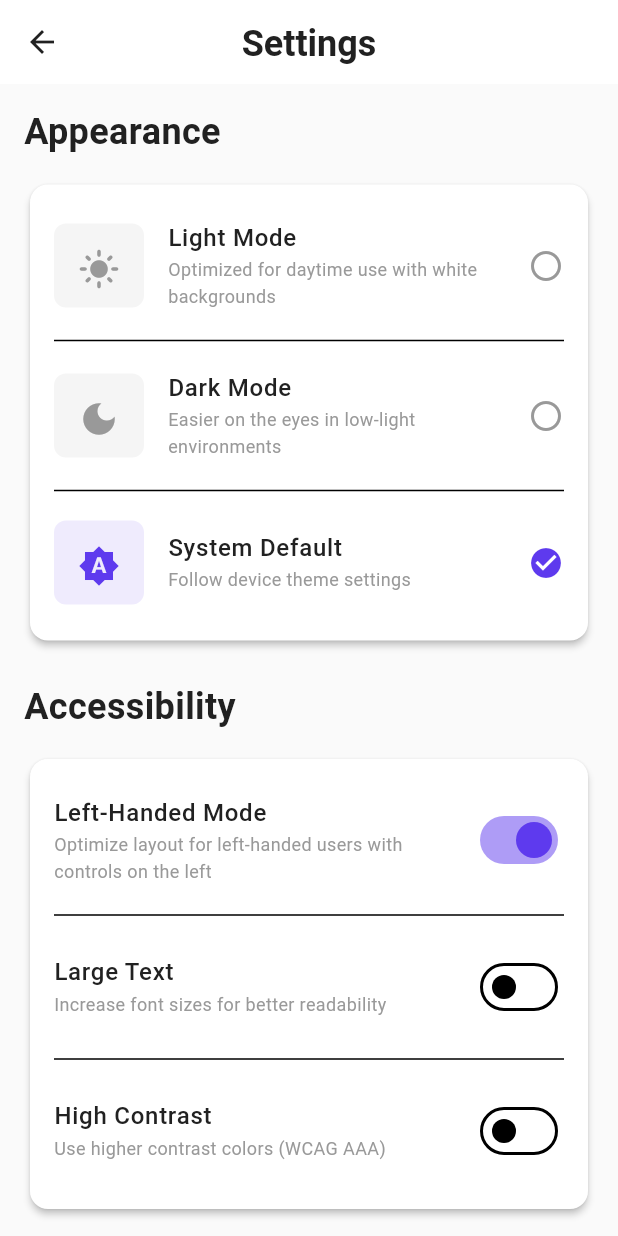
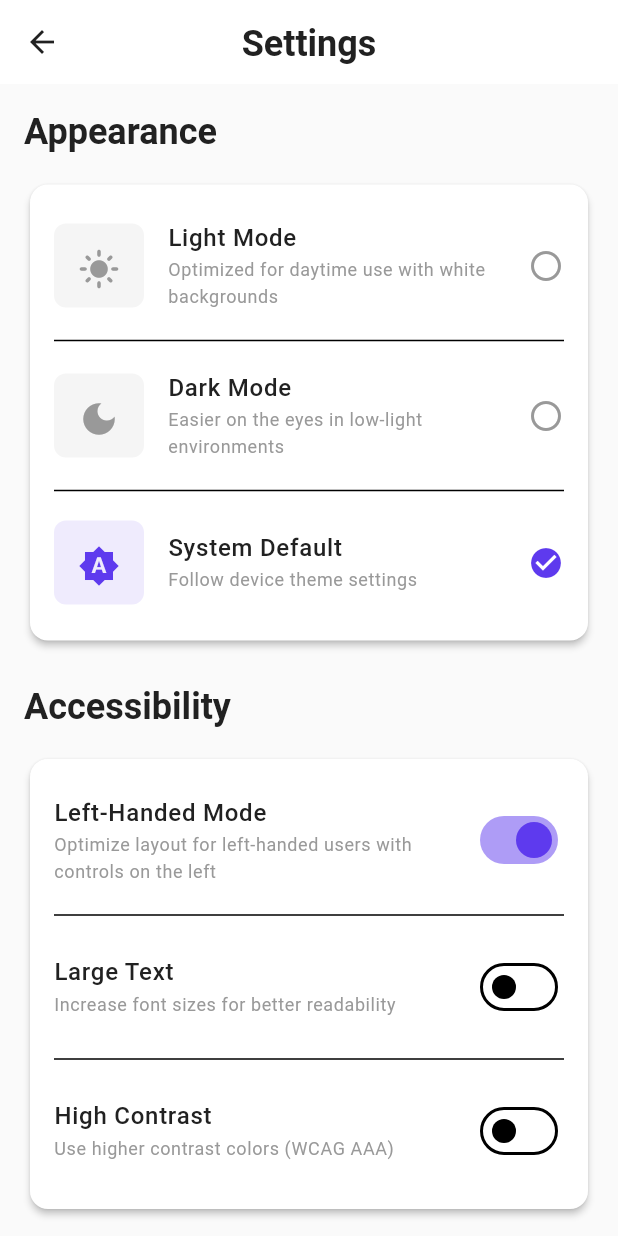
Before and after one commit to umgc/2026_spring, a Flutter app: the screen it shows after launch, after a tap on "Sign In", after a tap on the "settings" icon, on a phone screen of 412 x 824 dp. Run offline on Flutter 3.47's test engine with Material 3 defaults, Android fonts, the phone set to English and light mode, and no system bars; our stand-ins replace gap.

Commit message:
Refactor screens and tests for simpler structure

```diff
--- a/edulence/lib/screens/auth_entry_screen.dart
+++ b/edulence/lib/screens/auth_entry_screen.dart
@@ -9,6 +9,35 @@ class AuthEntryScreen extends StatelessWidget {
     Navigator.pushReplacement(
       context,
       MaterialPageRoute(builder: (_) => const MainNavigationScreen()),
+    );
+  }
+
+  Widget _buildAuthActionButton({
+    required double focusOrder,
+    required String semanticsLabel,
+    required String buttonText,
+    required Key buttonKey,
+    required VoidCallback onPressed,
+    required bool outlined,
+  }) {
+    final buttonChild = SizedBox(
+      width: double.infinity,
+      child: outlined
+          ? OutlinedButton(
+              key: buttonKey,
+              onPressed: onPressed,
+              child: Text(buttonText),
+            )
+          : ElevatedButton(
+              key: buttonKey,
+              onPressed: onPressed,
+              child: Text(buttonText),
+            ),
+    );
+
+    return FocusTraversalOrder(
+      order: NumericFocusOrder(focusOrder),
+      child: Semantics(button: true, label: semanticsLabel, child: buttonChild),
     );
   }
 
@@ -114,36 +143,22 @@ class AuthEntryScreen extends StatelessWidget {
                               ),
                             ),
                             const SizedBox(height: 20),
-                            FocusTraversalOrder(
-                              order: const NumericFocusOrder(1),
-                              child: Semantics(
-                                button: true,
-                                label: 'Sign in to EduLense',
-                                child: SizedBox(
-                                  width: double.infinity,
-                                  child: ElevatedButton(
-                                    key: const Key('auth_sign_in_button'),
-                                    onPressed: () => _enterApp(context),
-                                    child: const Text('Sign In'),
-                                  ),
-                                ),
-                              ),
+                            _buildAuthActionButton(
+                              focusOrder: 1,
+                              semanticsLabel: 'Sign in to EduLense',
+                              buttonText: 'Sign In',
+                              buttonKey: const Key('auth_sign_in_button'),
+                              onPressed: () => _enterApp(context),
+                              outlined: false,
                             ),
                             const SizedBox(height: 12),
-                            FocusTraversalOrder(
-                              order: const NumericFocusOrder(2),
-                              child: Semantics(
-                                button: true,
-                                label: 'Create a new EduLense account',
-                                child: SizedBox(
-                                  width: double.infinity,
-                                  child: OutlinedButton(
-                                    key: const Key('auth_sign_up_button'),
-                                    onPressed: () => _enterApp(context),
-                                    child: const Text('Sign Up'),
-                                  ),
-                                ),
-                              ),
+                            _buildAuthActionButton(
+                              focusOrder: 2,
+                              semanticsLabel: 'Create a new EduLense account',
+                              buttonText: 'Sign Up',
+                              buttonKey: const Key('auth_sign_up_button'),
+                              onPressed: () => _enterApp(context),
+                              outlined: true,
                             ),
                             const SizedBox(height: 16),
                             Center(
--- a/edulence/lib/screens/home_screen.dart
+++ b/edulence/lib/screens/home_screen.dart
@@ -5,15 +5,8 @@ import '../theme/text_styles.dart';
 import '../constants/app_constants.dart';
 import 'settings_screen.dart';
 
-class HomeScreen extends StatefulWidget {
+class HomeScreen extends StatelessWidget {
   const HomeScreen({super.key});
-
-  @override
-  State<HomeScreen> createState() => _HomeScreenState();
-}
-
-class _HomeScreenState extends State<HomeScreen> {
-  int _selectedIndex = 0;
 
   @override
   Widget build(BuildContext context) {
@@ -159,19 +152,6 @@ class _HomeScreenState extends State<HomeScreen> {
             ),
           ),
         ),
-        bottomNavigationBar: BottomNavigationBar(
-          currentIndex: _selectedIndex,
-          onTap: (index) {
-            setState(() {
-              _selectedIndex = index;
-            });
-          },
-          items: const [
-            BottomNavigationBarItem(icon: Icon(Icons.home), label: 'Home'),
-            BottomNavigationBarItem(icon: Icon(Icons.search), label: 'Explore'),
-            BottomNavigationBarItem(icon: Icon(Icons.person), label: 'Profile'),
-          ],
-        ),
       ),
     );
   }
--- a/edulence/lib/screens/main_navigation_screen.dart
+++ b/edulence/lib/screens/main_navigation_screen.dart
@@ -12,10 +12,16 @@ class MainNavigationScreen extends StatefulWidget {
 class _MainNavigationScreenState extends State<MainNavigationScreen> {
   int _selectedIndex = 0;
 
-  final List<Widget> _screens = const [
+  static const List<Widget> _screens = [
     HomeScreen(),
     ExploreScreen(),
     ProfileScreen(),
+  ];
+
+  static const List<BottomNavigationBarItem> _items = [
+    BottomNavigationBarItem(icon: Icon(Icons.home), label: 'Home'),
+    BottomNavigationBarItem(icon: Icon(Icons.search), label: 'Explore'),
+    BottomNavigationBarItem(icon: Icon(Icons.person), label: 'Profile'),
   ];
 
   @override
@@ -26,16 +32,8 @@ class _MainNavigationScreenState extends State<MainNavigationScreen> {
         body: _screens[_selectedIndex],
         bottomNavigationBar: BottomNavigationBar(
           currentIndex: _selectedIndex,
-          onTap: (index) {
-            setState(() {
-              _selectedIndex = index;
-            });
-          },
-          items: const [
-            BottomNavigationBarItem(icon: Icon(Icons.home), label: 'Home'),
-            BottomNavigationBarItem(icon: Icon(Icons.search), label: 'Explore'),
-            BottomNavigationBarItem(icon: Icon(Icons.person), label: 'Profile'),
-          ],
+          onTap: (index) => setState(() => _selectedIndex = index),
+          items: _items,
         ),
       ),
     );
--- a/edulence/lib/screens/settings_screen.dart
+++ b/edulence/lib/screens/settings_screen.dart
@@ -1,8 +1,10 @@
 import 'package:flutter/material.dart';
 import 'package:gap/gap.dart';
+import 'package:provider/provider.dart';
+
+import '../constants/app_constants.dart';
+import '../main.dart';
 import '../theme/colors.dart';
-import '../theme/text_styles.dart';
-import '../constants/app_constants.dart';
 
 class SettingsScreen extends StatefulWidget {
   const SettingsScreen({super.key});
@@ -12,21 +14,15 @@ class SettingsScreen extends StatefulWidget {
 }
 
 class _SettingsScreenState extends State<SettingsScreen> {
-  late ThemeMode _themeMode;
   bool _leftHandedMode = true;
   bool _largeText = false;
   bool _highContrast = false;
 
   @override
-  void initState() {
-    super.initState();
-    // Initialize with system theme
-    _themeMode = ThemeMode.system;
-  }
-
-  @override
   Widget build(BuildContext context) {
     final isDarkMode = Theme.of(context).brightness == Brightness.dark;
+    final textTheme = Theme.of(context).textTheme;
+    final themeProvider = context.watch<ThemeProvider>();
 
     return FocusTraversalGroup(
       policy: OrderedTraversalPolicy(),
@@ -48,13 +44,7 @@ class _SettingsScreenState extends State<SettingsScreen> {
             child: Column(
               crossAxisAlignment: CrossAxisAlignment.start,
               children: [
-                // Theme Settings Section
-                Text(
-                  'Appearance',
-                  style: isDarkMode
-                      ? EduLenseDarkTextStyles.h3
-                      : EduLenseTextStyles.h3,
-                ),
+                Text('Appearance', style: textTheme.headlineSmall),
                 const Gap(AppConstants.spacingMD),
                 Card(
                   child: Padding(
@@ -68,6 +58,7 @@ class _SettingsScreenState extends State<SettingsScreen> {
                               'Optimized for daytime use with white backgrounds',
                           icon: Icons.light_mode,
                           optionValue: ThemeMode.light,
+                          selectedTheme: themeProvider.themeMode,
                         ),
                         const Divider(height: 24),
                         _buildThemeOption(
@@ -77,6 +68,7 @@ class _SettingsScreenState extends State<SettingsScreen> {
                               'Easier on the eyes in low-light environments',
                           icon: Icons.dark_mode,
                           optionValue: ThemeMode.dark,
+                          selectedTheme: themeProvider.themeMode,
                         ),
                         const Divider(height: 24),
                         _buildThemeOption(
@@ -85,20 +77,14 @@ class _SettingsScreenState extends State<SettingsScreen> {
                           subtitle: 'Follow device theme settings',
                           icon: Icons.brightness_auto,
                           optionValue: ThemeMode.system,
+                          selectedTheme: themeProvider.themeMode,
                         ),
                       ],
                     ),
                   ),
                 ),
                 const Gap(AppConstants.spacingLG),
-
-                // Accessibility Section
-                Text(
-                  'Accessibility',
-                  style: isDarkMode
-                      ? EduLenseDarkTextStyles.h3
-                      : EduLenseTextStyles.h3,
-                ),
+                Text('Accessibility', style: textTheme.headlineSmall),
                 const Gap(AppConstants.spacingMD),
                 Card(
                   child: Padding(
@@ -141,14 +127,7 @@ class _SettingsScreenState extends State<SettingsScreen> {
                   ),
                 ),
                 const Gap(AppConstants.spacingLG),
-
-                // About Section
-                Text(
-                  'About',
-                  style: isDarkMode
-                      ? EduLenseDarkTextStyles.h3
-                      : EduLenseTextStyles.h3,
-                ),
+                Text('About', style: textTheme.headlineSmall),
                 const Gap(AppConstants.spacingMD),
                 Card(
                   child: Padding(
@@ -156,25 +135,16 @@ class _SettingsScreenState extends State<SettingsScreen> {
                     child: Column(
                       crossAxisAlignment: CrossAxisAlignment.start,
                       children: [
-                        Text(
-                          'EduLense',
-                          style: isDarkMode
-                              ? EduLenseDarkTextStyles.bodyLarge
-                              : EduLenseTextStyles.bodyLarge,
-                        ),
+                        Text(AppConstants.appName, style: textTheme.bodyLarge),
                         const Gap(AppConstants.spacingSM),
                         Text(
-                          'Version 1.0.0',
-                          style: isDarkMode
-                              ? EduLenseDarkTextStyles.bodySmall
-                              : EduLenseTextStyles.bodySmall,
+                          'Version ${AppConstants.appVersion}',
+                          style: textTheme.bodySmall,
                         ),
                         const Gap(AppConstants.spacingMD),
                         Text(
-                          'A mobile-first design system optimized for left-handed users in educational productivity.',
-                          style: isDarkMode
-                              ? EduLenseDarkTextStyles.bodyMedium
-                              : EduLenseTextStyles.bodyMedium,
+                          AppConstants.appDescription,
+                          style: textTheme.bodyMedium,
                         ),
                         const Gap(AppConstants.spacingMD),
                         Wrap(
@@ -207,9 +177,11 @@ class _SettingsScreenState extends State<SettingsScreen> {
     required String subtitle,
     required IconData icon,
     required ThemeMode optionValue,
+    required ThemeMode selectedTheme,
   }) {
     final isDarkMode = Theme.of(context).brightness == Brightness.dark;
-    final isSelected = _themeMode == optionValue;
+    final textTheme = Theme.of(context).textTheme;
+    final isSelected = selectedTheme == optionValue;
 
     return MergeSemantics(
       child: Semantics(
@@ -218,7 +190,7 @@ class _SettingsScreenState extends State<SettingsScreen> {
         label: '$title. $subtitle',
         child: ListTile(
           contentPadding: EdgeInsets.zero,
-          onTap: () => setState(() => _themeMode = optionValue),
+          onTap: () => context.read<ThemeProvider>().setThemeMode(optionValue),
           leading: Container(
             padding: const EdgeInsets.all(AppConstants.spacingMD),
             decoration: BoxDecoration(
@@ -237,18 +209,8 @@ class _SettingsScreenState extends State<SettingsScreen> {
               size: 28,
             ),
           ),
-          title: Text(
-            title,
-            style: isDarkMode
-                ? EduLenseDarkTextStyles.bodyLarge
-                : EduLenseTextStyles.bodyLarge,
-          ),
-          subtitle: Text(
-            subtitle,
-            style: isDarkMode
-                ? EduLenseDarkTextStyles.bodySmall
-                : EduLenseTextStyles.bodySmall,
-          ),
+          title: Text(title, style: textTheme.bodyLarge),
+          subtitle: Text(subtitle, style: textTheme.bodySmall),
           trailing: Icon(
             isSelected ? Icons.check_circle : Icons.radio_button_unchecked,
             color: isSelected
@@ -265,27 +227,17 @@ class _SettingsScreenState extends State<SettingsScreen> {
     required String title,
     required String subtitle,
     required bool value,
-    required Function(bool) onChanged,
+    required ValueChanged<bool> onChanged,
   }) {
-    final isDarkMode = Theme.of(context).brightness == Brightness.dark;
+    final textTheme = Theme.of(context).textTheme;
 
     return MergeSemantics(
       child: SwitchListTile(
         value: value,
         onChanged: onChanged,
         activeThumbColor: EduLenseColors.primary,
-        title: Text(
-          title,
-          style: isDarkMode
-              ? EduLenseDarkTextStyles.bodyLarge
-              : EduLenseTextStyles.bodyLarge,
-        ),
-        subtitle: Text(
-          subtitle,
-          style: isDarkMode
-              ? EduLenseDarkTextStyles.bodySmall
-              : EduLenseTextStyles.bodySmall,
-        ),
+        title: Text(title, style: textTheme.bodyLarge),
+        subtitle: Text(subtitle, style: textTheme.bodySmall),
         contentPadding: EdgeInsets.zero,
       ),
     );
--- a/edulence/lib/widgets/edulense_widgets.dart
+++ b/edulence/lib/widgets/edulense_widgets.dart
@@ -115,7 +115,7 @@ class EduLenseBadge extends StatelessWidget {
       child: Text(
         label,
         style: TextStyle(
-          color: backgroundColor,
+          color: textColor,
           fontSize: 12,
           fontWeight: FontWeight.w500,
         ),
```
Also changed, not shown: 1 other file.
